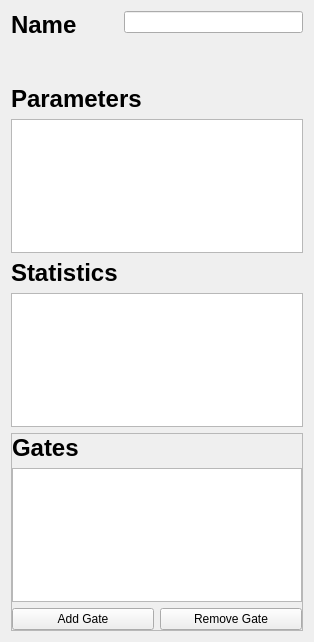
Qt form main/spectra/src/InformationPanel.ui (FRIBDAQ/SpecTcl) before a commit.
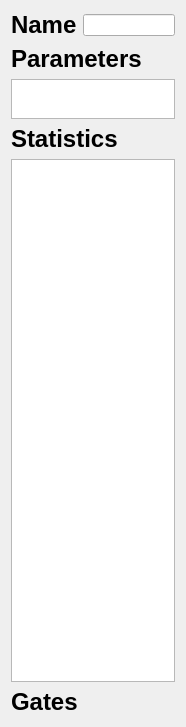
The same form after that commit.

```diff
--- a/main/spectra/src/InformationPanel.ui
+++ b/main/spectra/src/InformationPanel.ui
@@ -6,37 +6,51 @@
    <rect>
     <x>0</x>
     <y>0</y>
-    <width>314</width>
-    <height>642</height>
+    <width>186</width>
+    <height>727</height>
    </rect>
   </property>
   <property name="windowTitle">
    <string>Form</string>
   </property>
-  <layout class="QFormLayout" name="formLayout">
+  <layout class="QGridLayout" name="gridLayout">
    <item row="0" column="0">
+    <layout class="QHBoxLayout" name="horizontalLayout">
+     <item>
     <widget class="QLabel" name="pNameLabel">
      <property name="text">
-      <string>&lt;html&gt;&lt;head/&gt;&lt;body&gt;&lt;p&gt;&lt;h1&gt;Name&lt;h1&gt;&lt;/p&gt;&lt;/body&gt;&lt;/html&gt;</string>
+        <string>&lt;html&gt;&lt;head/&gt;&lt;body&gt;&lt;p&gt;&lt;span style=&quot; font-size:xx-large; font-weight:600;&quot;&gt;Name&lt;/span&gt;&lt;/p&gt;&lt;/body&gt;&lt;/html&gt;</string>
+       </property>
+       <property name="buddy">
+        <cstring>pNameEdit</cstring>
      </property>
     </widget>
    </item>
-   <item row="0" column="1">
+     <item>
     <widget class="QLineEdit" name="pNameEdit">
      <property name="readOnly">
       <bool>true</bool>
      </property>
     </widget>
    </item>
-   <item row="1" column="0" colspan="2">
+    </layout>
+   </item>
+   <item row="1" column="0">
     <widget class="QLabel" name="pParamLabel">
      <property name="text">
       <string>&lt;h1&gt;Parameters&lt;/h1&gt;</string>
      </property>
     </widget>
    </item>
-   <item row="2" column="0" colspan="2">
-    <widget class="QListWidget" name="pParamList"/>
+   <item row="2" column="0">
+    <widget class="QListWidget" name="pParamList">
+     <property name="maximumSize">
+      <size>
+       <width>16777215</width>
+       <height>40</height>
+      </size>
+     </property>
+    </widget>
    </item>
    <item row="3" column="0">
     <widget class="QLabel" name="pStatLabel">
@@ -45,46 +59,33 @@
      </property>
     </widget>
    </item>
-   <item row="4" column="0" colspan="2">
-    <widget class="QTableWidget" name="pStatTable"/>
-   </item>
-   <item row="5" column="0" colspan="2">
-    <widget class="QFrame" name="pGateFrame">
-     <property name="frameShape">
-      <enum>QFrame::StyledPanel</enum>
+   <item row="4" column="0">
+    <widget class="QTableWidget" name="pStatTable">
+     <property name="selectionMode">
+      <enum>QAbstractItemView::NoSelection</enum>
      </property>
-     <property name="frameShadow">
-      <enum>QFrame::Raised</enum>
+     <property name="selectionBehavior">
+      <enum>QAbstractItemView::SelectRows</enum>
      </property>
-     <layout class="QGridLayout" name="gridLayout">
-      <property name="margin">
-       <number>0</number>
-      </property>
-      <item row="0" column="0">
-       <widget class="QLabel" name="pGateLabel">
+     <attribute name="horizontalHeaderVisible">
+      <bool>false</bool>
+     </attribute>
+     <attribute name="horizontalHeaderStretchLastSection">
+      <bool>true</bool>
+     </attribute>
+     <attribute name="verticalHeaderVisible">
+      <bool>false</bool>
+     </attribute>
+     <attribute name="verticalHeaderDefaultSectionSize">
+      <number>30</number>
+     </attribute>
+    </widget>
+   </item>
+   <item row="5" column="0">
+    <widget class="QLabel" name="label">
         <property name="text">
          <string>&lt;h1&gt;Gates&lt;/h1&gt;</string>
         </property>
-       </widget>
-      </item>
-      <item row="1" column="0" colspan="2">
-       <widget class="QTableWidget" name="pGateTable"/>
-      </item>
-      <item row="2" column="0">
-       <widget class="QPushButton" name="pAddButton">
-        <property name="text">
-         <string>Add Gate</string>
-        </property>
-       </widget>
-      </item>
-      <item row="2" column="1">
-       <widget class="QPushButton" name="pRemoveButton">
-        <property name="text">
-         <string>Remove Gate</string>
-        </property>
-       </widget>
-      </item>
-     </layout>
     </widget>
    </item>
   </layout>
```
Left out of the diff: 6 changed lines with no effect on the pictures. Lines whose indentation alone changed are shown as unchanged.
